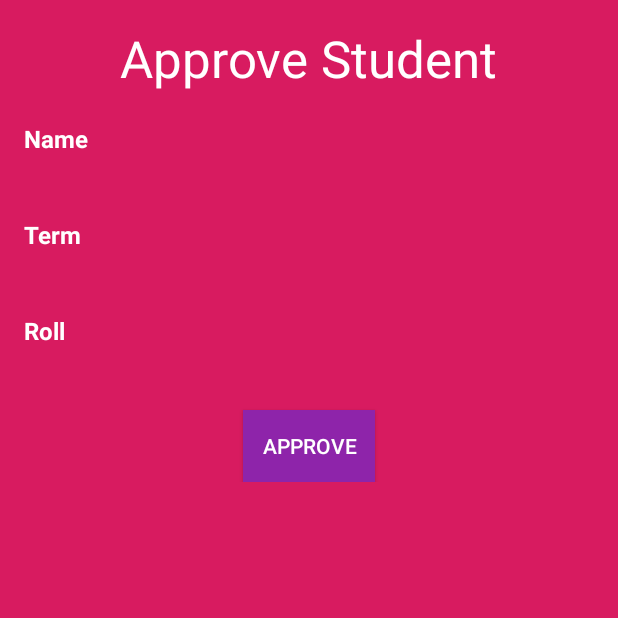
After one commit to jugal-bit/Yaayde, an Android app: the ApproveStudent screen opened directly, with no data from a screen before it, on a phone screen of 412 x 824 dp, the top half of it. The commit adds this screen. Run offline under Robolectric (Android 15) with nearby library versions, the phone set to English and light mode, and no system bars; our stand-ins replace Firebase (no records; nobody signed in at launch, a user with empty details on screens opened directly); 1 statement that could not run was skipped.

Commit message:
Included Add Student Module

```diff
--- a/app/src/main/AndroidManifest.xml
+++ b/app/src/main/AndroidManifest.xml
@@ -15,7 +15,9 @@
         android:roundIcon="@drawable/applogo"
         android:supportsRtl="true"
         android:theme="@style/AppTheme">
-        <activity android:name=".TeacherActivity"></activity>
+        <activity android:name=".ApproveStudent"></activity>
+        <activity android:name=".AddStudent" />
+        <activity android:name=".TeacherActivity" />
         <activity android:name=".StudentActivity" />
         <activity android:name=".TeacherRegister" />
         <activity android:name=".StudentRegister" />
--- /dev/null
+++ b/app/src/main/java/com/tanmaya/yaayde/ApproveStudent.java
@@ -0,0 +1,157 @@
+package com.tanmaya.yaayde;
+
+import androidx.appcompat.app.AppCompatActivity;
+
+import android.content.Intent;
+import android.graphics.Bitmap;
+import android.graphics.BitmapFactory;
+import android.os.Bundle;
+import android.util.Base64;
+import android.view.View;
+import android.widget.Button;
+import android.widget.ImageView;
+import android.widget.ListView;
+import android.widget.TextView;
+
+import com.google.firebase.auth.FirebaseAuth;
+import com.google.firebase.database.ChildEventListener;
+import com.google.firebase.database.DataSnapshot;
+import com.google.firebase.database.DatabaseError;
+import com.google.firebase.database.DatabaseReference;
+import com.google.firebase.database.FirebaseDatabase;
+import com.google.firebase.database.ValueEventListener;
+
+import java.util.Map;
+
+public class ApproveStudent extends AppCompatActivity {
+    ListView listView;
+    DatabaseReference databaseReference;
+    private TextView tname;
+    private TextView name;
+    private TextView tterm;
+    private TextView term;
+    private TextView troll;
+    private TextView roll;
+    private DatabaseReference mdatabase;
+
+    FirebaseAuth firebaseAuth;
+    String id;
+    Button button;
+    @Override
+    protected void onCreate(Bundle savedInstanceState) {
+        super.onCreate(savedInstanceState);
+        setContentView(R.layout.activity_approve_student);
+        listView=(ListView)findViewById(R.id.list);
+        databaseReference = FirebaseDatabase.getInstance().getReference().child("Request");
+        firebaseAuth=FirebaseAuth.getInstance();
+
+
+        tname = (TextView) findViewById(R.id.tname);
+        name = (TextView) findViewById(R.id.name);
+        tterm = (TextView) findViewById(R.id.tterm);
+        term = (TextView) findViewById(R.id.term);
+        troll = (TextView) findViewById(R.id.troll);
+        roll = (TextView) findViewById(R.id.roll);
+        Bundle bundle = getIntent().getExtras();
+        id=bundle.getString("id");
+        mdatabase = FirebaseDatabase.getInstance().getReference().child("Students");
+        button=(Button)findViewById(R.id.apply);
+
+        DatabaseReference current_user_db = mdatabase.child(id);
+
+        current_user_db.child("name").addListenerForSingleValueEvent(new ValueEventListener() {
+            @Override
+            public void onDataChange(DataSnapshot dataSnapshot) {
+                String value1 =(String) dataSnapshot.getValue();
+                name.setText(value1);
+            }
+
+            @Override
+            public void onCancelled(DatabaseError databaseError) {
+
+            }
+        });
+        current_user_db.child("term").addListenerForSingleValueEvent(new ValueEventListener() {
+            @Override
+            public void onDataChange(DataSnapshot dataSnapshot) {
+                String value4 =(String) dataSnapshot.getValue();
+                term.setText(value4);
+            }
+
+            @Override
+            public void onCancelled(DatabaseError databaseError) {
+
+            }
+        });
+        current_user_db.child("roll").addListenerForSingleValueEvent(new ValueEventListener() {
+            @Override
+            public void onDataChange(DataSnapshot dataSnapshot) {
+                String value5 =(String) dataSnapshot.getValue();
+                roll.setText(value5);
+            }
+
+            @Override
+            public void onCancelled(DatabaseError databaseError) {
+
+            }
+        });
+        button.setOnClickListener(new View.OnClickListener() {
+            @Override
+            public void onClick(View view) {
+
+                databaseReference.addChildEventListener(new ChildEventListener() {
+                    @Override
+                    public void onChildAdded(DataSnapshot dataSnapshot, String s) {
+                        Map<String, Object> newPost = (Map<String, Object>) dataSnapshot.getValue();
+                        String clsrm=String.valueOf(newPost.get("classroomid"));
+                        String st=String.valueOf(newPost.get("studentid"));
+
+                        if(clsrm.equalsIgnoreCase(firebaseAuth.getCurrentUser().getUid()) && st.equalsIgnoreCase(id))
+                        {
+                            databaseReference.child(dataSnapshot.getKey()).child("accepted").setValue("1");
+                        }
+
+
+
+                    }
+
+                    @Override
+                    public void onChildChanged(DataSnapshot dataSnapshot, String s) {
+
+                    }
+
+                    @Override
+                    public void onChildRemoved(DataSnapshot dataSnapshot) {
+
+                    }
+
+                    @Override
+                    public void onChildMoved(DataSnapshot dataSnapshot, String s) {
+
+                    }
+
+                    @Override
+                    public void onCancelled(DatabaseError databaseError) {
+
+                    }
+                });
+
+                databaseReference.addListenerForSingleValueEvent(new ValueEventListener() {
+                    @Override
+                    public void onDataChange(DataSnapshot dataSnapshot) {
+                        Intent intent=new Intent(ApproveStudent.this,AddStudent.class);
+                        startActivity(intent);
+                    }
+
+                    @Override
+                    public void onCancelled(DatabaseError databaseError) {
+
+                    }
+                });
+
+
+            }
+        });
+
+    }
+}
--- /dev/null
+++ b/app/src/main/res/layout/activity_approve_student.xml
@@ -0,0 +1,102 @@
+<?xml version="1.0" encoding="utf-8"?>
+<ScrollView xmlns:android="http://schemas.android.com/apk/res/android"
+    xmlns:tools="http://schemas.android.com/tools"
+    android:id="@+id/activity_approve_students"
+    android:layout_width="match_parent"
+    android:layout_height="match_parent"
+    android:background="#D81B60"
+    tools:context=".ApproveStudent">
+
+    <RelativeLayout
+        android:layout_width="match_parent"
+        android:layout_height="wrap_content">
+
+        <LinearLayout
+            android:layout_width="fill_parent"
+            android:layout_height="fill_parent"
+            android:background="#D81B60"
+            android:gravity="center"
+            android:orientation="vertical"
+            android:padding="16dp">
+
+            <TextView
+                android:layout_width="wrap_content"
+                android:layout_height="wrap_content"
+                android:layout_alignParentTop="true"
+                android:layout_centerHorizontal="true"
+                android:layout_marginBottom="20dp"
+                android:text="Approve Student"
+                android:textAppearance="@style/TextAppearance.AppCompat.Display1"
+                android:textColor="@color/common_google_signin_btn_text_dark_default" />
+
+            <TextView
+                android:id="@+id/tname"
+                android:layout_width="match_parent"
+                android:layout_height="wrap_content"
+                android:text="Name"
+                android:textColor="@color/common_google_signin_btn_text_dark_default"
+                android:textSize="16dp"
+                android:textStyle="bold" />
+
+            <TextView
+                android:id="@+id/name"
+                android:layout_width="match_parent"
+                android:layout_height="wrap_content"
+                android:padding="10dp"
+                android:text="User name goes here"
+                android:textColor="@android:color/black"
+                android:textSize="16dp"
+                android:textStyle="bold" />
+
+            <TextView
+                android:id="@+id/tterm"
+                android:layout_width="match_parent"
+                android:layout_height="wrap_content"
+                android:text="Term"
+                android:textColor="@color/common_google_signin_btn_text_dark_default"
+                android:textSize="16dp"
+                android:textStyle="bold" />
+
+            <TextView
+                android:id="@+id/term"
+                android:layout_width="match_parent"
+                android:layout_height="wrap_content"
+                android:padding="10dp"
+                android:text="Term goes here"
+                android:textColor="@android:color/black"
+                android:textSize="16dp"
+                android:textStyle="bold" />
+
+            <TextView
+                android:id="@+id/troll"
+                android:layout_width="match_parent"
+                android:layout_height="wrap_content"
+                android:text="Roll"
+                android:textColor="@color/common_google_signin_btn_text_dark_default"
+                android:textSize="16dp"
+                android:textStyle="bold" />
+
+            <TextView
+                android:id="@+id/roll"
+                android:layout_width="match_parent"
+                android:layout_height="wrap_content"
+                android:padding="10dp"
+                android:text="User roll goes here"
+                android:textColor="@android:color/black"
+                android:textSize="16dp"
+                android:textStyle="bold" />
+
+
+            <Button
+                android:id="@+id/apply"
+                android:layout_width="wrap_content"
+                android:layout_height="wrap_content"
+                android:background="#8E24AA"
+                android:text="Approve"
+                android:textColor="@color/common_google_signin_btn_text_dark_default" />
+
+        </LinearLayout>
+
+    </RelativeLayout>
+
+</ScrollView>
--- a/app/src/main/res/layout/activity_student_login.xml
+++ b/app/src/main/res/layout/activity_student_login.xml
@@ -40,6 +40,7 @@
         android:layout_height="82dp"
         android:background="@drawable/tb"
         android:hint="Enter Your Password"
+        android:inputType="textPassword"
         android:textAlignment="center"
         android:textColorHint="@color/colorPrimaryDark"
         app:layout_constraintBottom_toBottomOf="parent"
@@ -68,4 +69,5 @@
         app:layout_constraintEnd_toEndOf="parent"
         app:layout_constraintStart_toEndOf="@+id/register"
         app:layout_constraintTop_toBottomOf="@+id/spassword" />
+
 </androidx.constraintlayout.widget.ConstraintLayout>
--- a/app/src/main/res/layout/activity_student_register.xml
+++ b/app/src/main/res/layout/activity_student_register.xml
@@ -83,7 +83,7 @@
         android:background="@drawable/tb"
         android:ems="10"
         android:hint="Enter Email"
-        android:inputType="textPersonName"
+        android:inputType="textEmailAddress"
         android:textAlignment="center"
         android:textColorHint="@color/colorPrimaryDark"
         app:layout_constraintBottom_toTopOf="@+id/regbtn"
--- a/app/src/main/res/layout/activity_teacher_login.xml
+++ b/app/src/main/res/layout/activity_teacher_login.xml
@@ -24,6 +24,7 @@
         android:layout_height="82dp"
         android:background="@drawable/tb"
         android:hint="Enter Your UserName"
+        android:inputType="textEmailAddress"
         android:textAlignment="center"
         android:textColorHint="@color/colorPrimaryDark"
         app:layout_constraintBottom_toBottomOf="parent"
@@ -38,6 +39,7 @@
         android:layout_height="82dp"
         android:background="@drawable/tb"
         android:hint="Enter Your Password"
+        android:inputType="textPassword"
         android:textAlignment="center"
         android:textColorHint="@color/colorPrimaryDark"
         app:layout_constraintBottom_toBottomOf="parent"
--- a/app/src/main/res/layout/activity_teacher_register.xml
+++ b/app/src/main/res/layout/activity_teacher_register.xml
@@ -74,7 +74,7 @@
         android:background="@drawable/tb"
         android:ems="10"
         android:hint="Enter Email"
-        android:inputType="textPersonName"
+        android:inputType="textEmailAddress"
         android:textAlignment="center"
         android:textColorHint="@color/colorPrimaryDark"
         app:layout_constraintBottom_toBottomOf="parent"
@@ -82,6 +82,7 @@
         app:layout_constraintStart_toStartOf="parent"
         app:layout_constraintTop_toBottomOf="@+id/etct"
         app:layout_constraintVertical_bias="0.01999998" />
+
     <EditText
         android:id="@+id/etpass"
         android:layout_width="334dp"
@@ -89,7 +90,7 @@
         android:background="@drawable/tb"
         android:ems="10"
         android:hint="Enter Password"
-        android:inputType="textPersonName"
+        android:inputType="textPassword"
         android:textAlignment="center"
         android:textColorHint="@color/colorPrimaryDark"
         app:layout_constraintBottom_toBottomOf="parent"
```
Also changed, not shown: app/src/main/java/com/tanmaya/yaayde/AddStudent.java (added, +111 -0 lines), app/src/main/java/com/tanmaya/yaayde/Request.java (added, +41 -0 lines), app/src/main/java/com/tanmaya/yaayde/StudentActivity.java (+12 -1 lines), app/src/main/java/com/tanmaya/yaayde/StudentAdapter.java (added, +80 -0 lines), app/src/main/res/layout/activity_add_student.xml (added, +23 -0 lines), app/src/main/res/layout/student_list.xml (added, +51 -0 lines).
